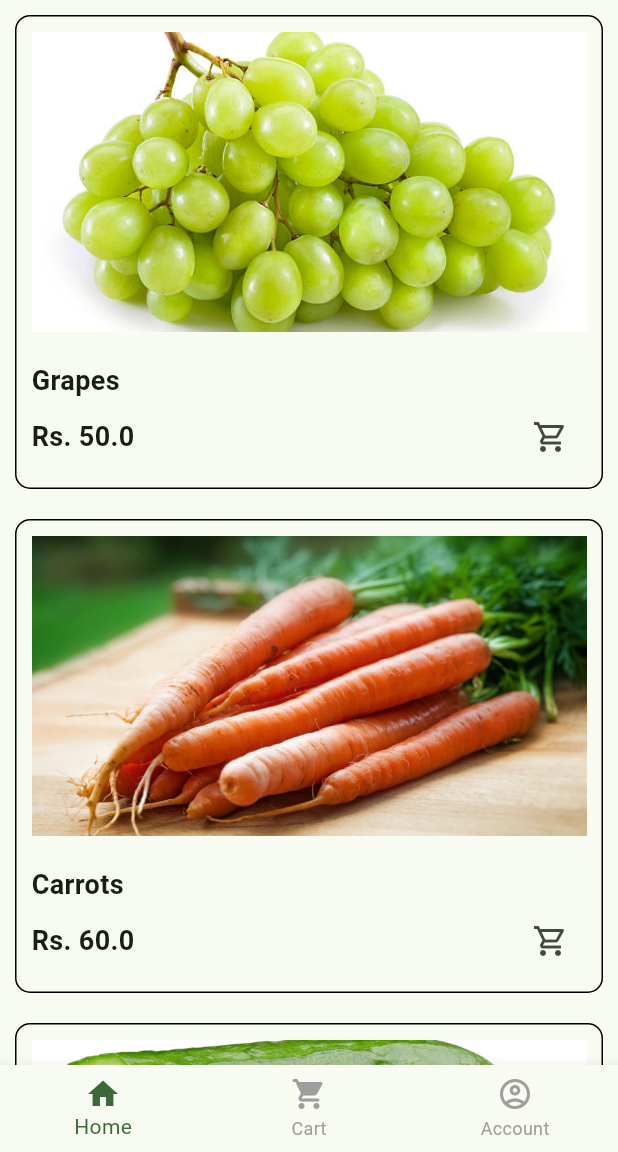
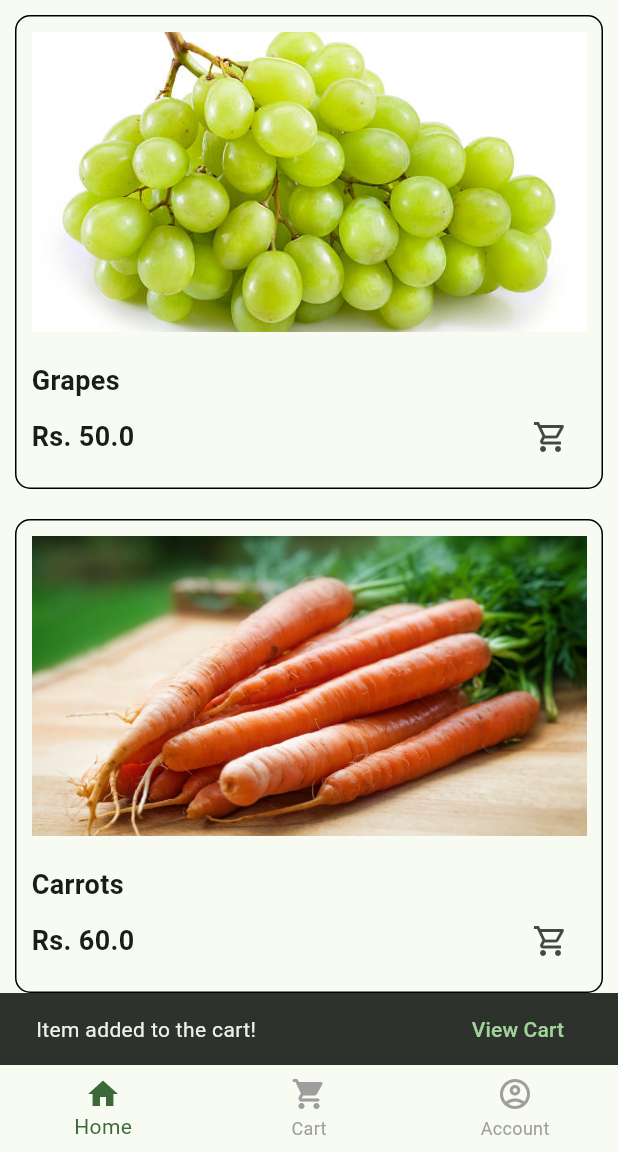
Before and after one commit to ChandulaJ/HarvestLinkApp, a Flutter app: the MainPage screen opened directly, after a tap on the "shopping cart" icon, on a phone screen of 412 x 824 dp, the part 84-1236 px from its top. Run offline on Flutter 3.47's test engine with Material 3 defaults, Android fonts, the phone set to English and light mode, and no system bars; drawn by our look-alikes of easy_search_bar; our stand-ins replace cloud_firestore, firebase_core, flutter_svg_provider, get, google_fonts, group_button and 1 more; accounts and stored records are empty.

```diff
--- a/lib/customerSide/controller/cart_page_controller.dart
+++ b/lib/customerSide/controller/cart_page_controller.dart
@@ -4,22 +4,7 @@ import '../models/product_data_model.dart';
 
 class CartPageController {
   final RxList<ProductDataModel> cartItems = <ProductDataModel>[
-    ProductDataModel(
-        id: "001",
-        name: "Grapes",
-        price: 50.0,
-        imageUrl: "lib/customerSide/view/images/grapes.jpg"),
-    ProductDataModel(
-        id: "002",
-        name: "Carrots",
-        price: 60.0,
-        imageUrl: "lib/customerSide/view/images/carrot.jpg"),
-    ProductDataModel(
-        id: "003",
-        name: "Cucumber",
-        price: 70.0,
-        imageUrl: "lib/customerSide/view/images/cucumber.jpg"),
-  ].obs;
+   ].obs;
   final RxInt selectedTabIndex = 0.obs;
 
   List<ProductDataModel> getCartItems() {
--- a/lib/customerSide/controller/home_page_controller.dart
+++ b/lib/customerSide/controller/home_page_controller.dart
@@ -1,23 +1,47 @@
+import 'package:flutter/material.dart';
 import 'package:get/get.dart';
+import 'package:harvest_delivery/customerSide/view/pages/cart_page.dart';
+import 'package:harvest_delivery/customerSide/view/pages/home_page.dart';
 import 'cart_page_controller.dart';
 import '../models/product_data_model.dart';
 
 class HomePageController extends GetxController {
   final CartPageController cartController = Get.put(CartPageController());
+  late BuildContext context;
+  static HomePageController instance = Get.find<HomePageController>(); // Add this line
+
 
   final RxList<ProductDataModel> marketItems = <ProductDataModel>[
     ProductDataModel(
-        id: "001", name: "Grapes", price: 50.0, imageUrl: "lib/customerSide/view/images/grapes.jpg"),
+        id: "001",
+        name: "Grapes",
+        price: 50.0,
+        imageUrl: "lib/customerSide/view/images/grapes.jpg"),
     ProductDataModel(
-        id: "002", name: "Carrots", price: 60.0, imageUrl: "lib/customerSide/view/images/carrot.jpg"),
+        id: "002",
+        name: "Carrots",
+        price: 60.0,
+        imageUrl: "lib/customerSide/view/images/carrot.jpg"),
     ProductDataModel(
-        id: "003", name: "Cucumber", price: 70.0, imageUrl: "lib/customerSide/view/images/cucumber.jpg"),
+        id: "003",
+        name: "Cucumber",
+        price: 70.0,
+        imageUrl: "lib/customerSide/view/images/cucumber.jpg"),
     ProductDataModel(
-        id: "004", name: "Lettuce", price: 80.0, imageUrl: "lib/customerSide/view/images/lettuce.jpg"),
+        id: "004",
+        name: "Lettuce",
+        price: 80.0,
+        imageUrl: "lib/customerSide/view/images/lettuce.jpg"),
     ProductDataModel(
-        id: "005", name: "Onions", price: 90.0, imageUrl: "lib/customerSide/view/images/onions.jpg"),
+        id: "005",
+        name: "Onions",
+        price: 90.0,
+        imageUrl: "lib/customerSide/view/images/onions.jpg"),
     ProductDataModel(
-        id: "006", name: "Tomato", price: 100.0, imageUrl: "lib/customerSide/view/images/tomato.jpeg"),
+        id: "006",
+        name: "Tomato",
+        price: 100.0,
+        imageUrl: "lib/customerSide/view/images/tomato.jpeg"),
   ].obs;
 
   final RxInt selectedTabIndex = 0.obs;
@@ -26,6 +50,7 @@ class HomePageController extends GetxController {
   void cartAddBtnPressed(int index) {
     cartController.cartItems.add(marketItems[index]);
     print("cartadd pressed");
+    showSnackBar();
   }
 
   List<String> getMarketItemNames() {
@@ -37,7 +62,8 @@ class HomePageController extends GetxController {
       return marketItems;
     } else {
       return marketItems
-          .where((product) => product.name.toLowerCase().contains(searchValue.toLowerCase()))
+          .where((product) =>
+          product.name.toLowerCase().contains(searchValue.toLowerCase()))
           .toList();
     }
   }
@@ -46,10 +72,30 @@ class HomePageController extends GetxController {
     if (searchValue.value != value) {
       searchValue.value = value;
     }
+
     print("The controller value: $searchValue");
   }
 
   void setSelectedTabIndex(int index) {
     selectedTabIndex.value = index;
   }
+
+  void setContext(BuildContext context) {
+    this.context = context;
+    instance = this;
+  }
+
+  void showSnackBar() {
+    ScaffoldMessenger.of(context).showSnackBar(
+      SnackBar(
+        content: const Text('Item added to the cart!'),
+        action: SnackBarAction(
+          label: 'View Cart',
+          onPressed: () {
+            HomePageController.instance.setSelectedTabIndex(1);
+          },
+        ),
+      ),
+    );
+  }
 }
--- a/lib/customerSide/view/components/homepage_tile.dart
+++ b/lib/customerSide/view/components/homepage_tile.dart
@@ -53,6 +53,7 @@ class HomePageTile extends StatelessWidget {
               Row(
                 children: [
                   IconButton(
+
                       onPressed: () {homePageController.cartAddBtnPressed(product_index);},
                       icon: Icon(Icons.shopping_cart_outlined)),
                 ],
--- a/lib/customerSide/view/pages/cart_page.dart
+++ b/lib/customerSide/view/pages/cart_page.dart
@@ -12,7 +12,8 @@ class CartPage extends StatelessWidget {
 
   @override
   Widget build(BuildContext context) {
-    return Container(
+    return Scaffold(
+      body: Container(
         child: Center(
           child: Column(
             children: [
@@ -37,6 +38,7 @@ class CartPage extends StatelessWidget {
             ],
           ),
         ),
+      ),
     );
   }
 }
--- a/lib/customerSide/view/pages/home_page.dart
+++ b/lib/customerSide/view/pages/home_page.dart
@@ -9,6 +9,7 @@ class HomePage extends StatelessWidget {
 
   @override
   Widget build(BuildContext context) {
+    homePageController.setContext(context);
     return Obx(() {
       String searchValue = homePageController.searchValue.toString();
       List<ProductDataModel> filteredProducts =
--- a/lib/customerSide/view/pages/main_page.dart
+++ b/lib/customerSide/view/pages/main_page.dart
@@ -69,10 +69,10 @@ class _MainPageState extends State<MainPage> {
             ),
           ],
 
-          //currentIndex: _selectedIndex,
+
           selectedItemColor: Theme.of(context).colorScheme.primary,
           unselectedItemColor: Colors.grey,
-          //onTap: _onItemTapped,
+
         ),
       ),
     );
```
Lines whose indentation alone changed are shown as unchanged.
